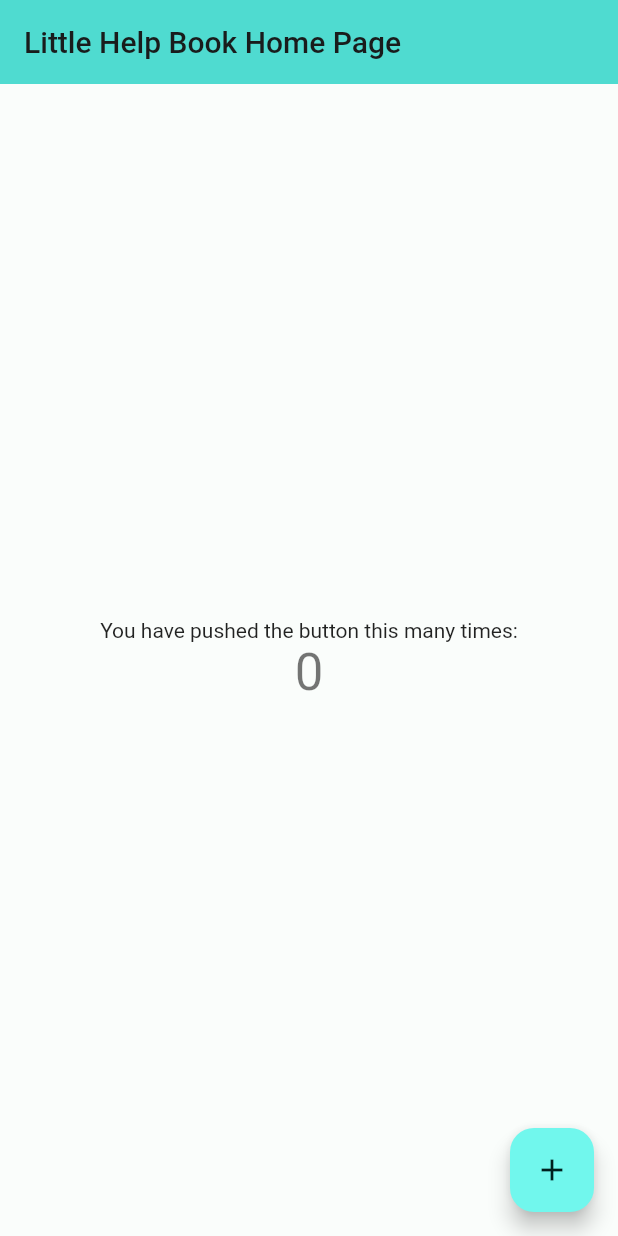
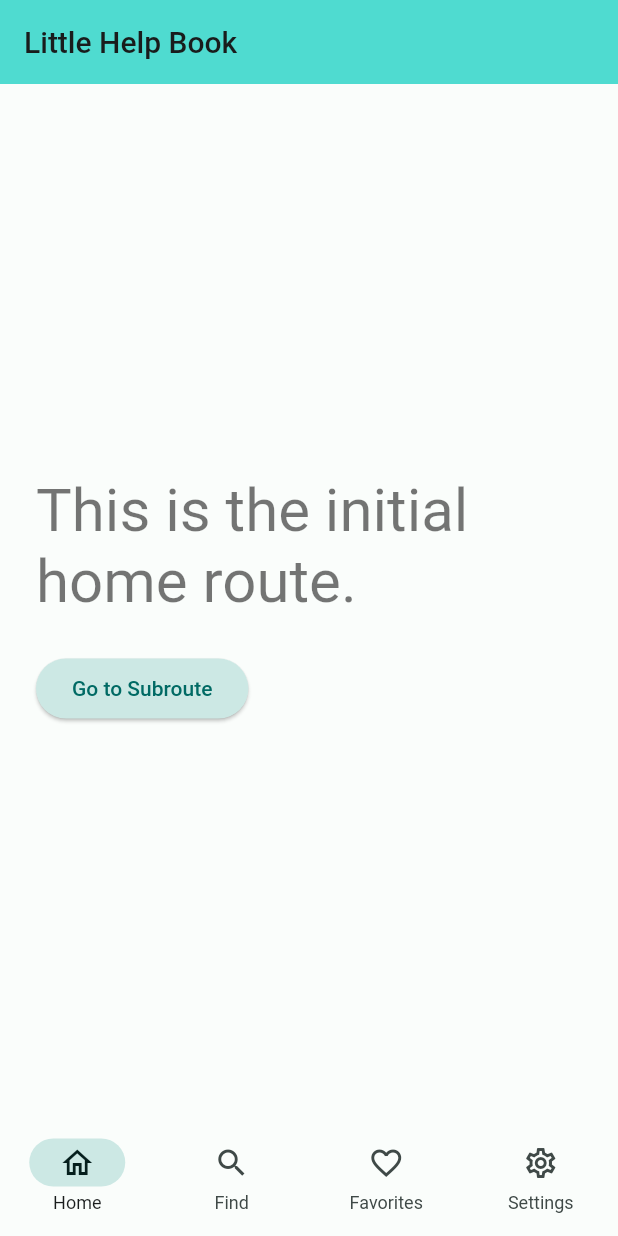
Before and after one commit to frankylee/littlehelpbook-flutter, a Flutter app: the screen it shows after launch, on a phone screen of 412 x 824 dp. Run offline on Flutter 3.47's test engine with Material 2 defaults, Android fonts, the phone set to English and light mode, and no system bars; our stand-ins replace flutter_riverpod, go_router; generated files the repository leaves out were written again.

Commit message:
LHB-40 Create bottom nav bar with ShellRoute branches
This facilitates the persistent bottom navigation bar for the primary sections of the app (home, find, favorites, and settings).

This sets up GoRouter with the nested navigation scaffold and shell route branches using the base pages in the previous patch. This demonstrates the potential of using subroutes and the capability of the bottom nav bar to remember the current route on each branch when switched tabs.

<!-- ps-id: 7427259b-fe4d-46d8-9c57-d1e6c2d7907a -->

```diff
--- a/lib/app.dart
+++ b/lib/app.dart
@@ -1,51 +1,52 @@
 import 'package:flutter/material.dart';
-import 'package:flutter_riverpod/flutter_riverpod.dart';
+import 'package:go_router/go_router.dart';
 import 'package:littlehelpbook_flutter/common/extensions/build_context.ext.dart';
 
-class MyHomePage extends ConsumerStatefulWidget {
-  const MyHomePage({required this.title, super.key});
+// Stateful nested navigation based on:
+// https://github.com/flutter/packages/blob/main/packages/go_router/example/lib/stateful_shell_route.dart
+// https://codewithandrea.com/articles/flutter-bottom-navigation-bar-nested-routes-gorouter
+class ScaffoldWithNestedNavigation extends StatelessWidget {
+  const ScaffoldWithNestedNavigation({
+    Key? key,
+    required this.navigationShell,
+  }) : super(key: key ?? const ValueKey('ScaffoldWithNestedNavigation'));
 
-  final String title;
-
-  @override
-  ConsumerState<MyHomePage> createState() => _MyHomePageState();
-}
-
-class _MyHomePageState extends ConsumerState<MyHomePage> {
-  int _counter = 0;
-
-  void _incrementCounter() async {
-    setState(() {
-      _counter++;
-    });
-  }
+  final StatefulNavigationShell navigationShell;
 
   @override
   Widget build(BuildContext context) {
     return Scaffold(
-      appBar: AppBar(
-        backgroundColor: context.colorTheme.inversePrimary,
-        title: Text(widget.title),
-      ),
-      body: Center(
-        child: Column(
-          mainAxisAlignment: MainAxisAlignment.center,
-          children: <Widget>[
-            Text(
-              context.l10n.pushedTheButtonTimesLabel,
-            ),
-            Text(
-              '$_counter',
-              style: context.textTheme.headlineMedium,
-            ),
-          ],
-        ),
-      ),
-      floatingActionButton: FloatingActionButton(
-        onPressed: _incrementCounter,
-        tooltip: 'Increment',
-        child: const Icon(Icons.add),
+      body: navigationShell,
+      bottomNavigationBar: NavigationBar(
+        selectedIndex: navigationShell.currentIndex,
+        destinations: [
+          NavigationDestination(
+            label: context.l10n.home,
+            icon: Icon(Icons.home_outlined),
+          ),
+          NavigationDestination(
+            label: context.l10n.find,
+            icon: Icon(Icons.search),
+          ),
+          NavigationDestination(
+            label: context.l10n.favorites,
+            icon: Icon(Icons.favorite_border),
+          ),
+          NavigationDestination(
+            label: context.l10n.settings,
+            icon: Icon(Icons.settings_outlined),
+          ),
+        ],
+        onDestinationSelected: _goBranch,
       ),
     );
   }
+
+  void _goBranch(int index) {
+    navigationShell.goBranch(
+      index,
+      // Support navigating to the initial location when tapping the item that is already active.
+      initialLocation: index == navigationShell.currentIndex,
+    );
+  }
 }
```
Also changed, not shown: lib/common/router/lhb_router.dart (+69 -6 lines), 1 other file.
